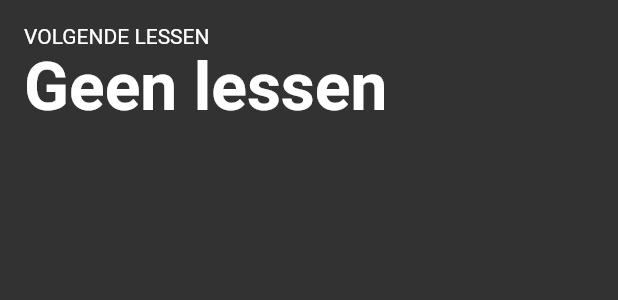
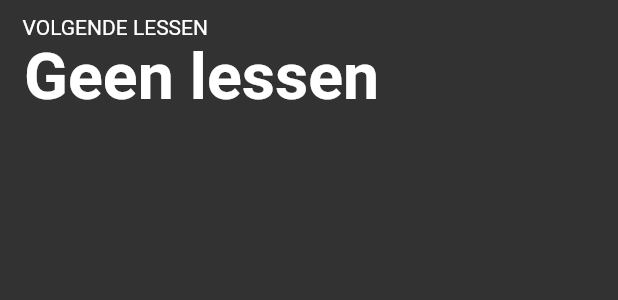
Before and after one commit to christosk92/BetterSomToday, a Flutter app: the EmptyView widget shown alone on an empty page, opened directly, on a phone screen of 412 x 824 dp. Shown: the top 300 px of the screen. Run offline on Flutter 3.47's test engine with Material 2 defaults, Android fonts, the phone set to English and light mode, and no system bars; our stand-ins replace dio, flare_flutter, google_fonts; missing offline and left inert: dio_http_cache, flare_dart.

```diff
--- a/lib/pages/tabs/overview.dart
+++ b/lib/pages/tabs/overview.dart
@@ -60,8 +60,8 @@ class _OverviewViewState extends State<OverviewView>
   @override
   Widget build(BuildContext context) {
     super.build(context);
-    final double spacing = 12;
-    final int maxItemsOnGrades = 3;
+    final double spacing = 0;
+    final int maxItemsOnGrades = 7;
     final int maxItemsOnRooster = 3;
     return RefreshIndicator(
       child: FutureBuilder<List<List<QuickItemData>>>(
@@ -73,7 +73,6 @@ class _OverviewViewState extends State<OverviewView>
               if (snapshot.data.length > 1) {
                 children = <Widget>[
                   Column(children: [
-                    const SizedBox(height: 12),
                     LayoutBuilder(builder: (context, constraints) {
                       // Only display multiple columns when the constraints allow it and we
                       // have a regular text scale factor.
@@ -103,7 +102,6 @@ class _OverviewViewState extends State<OverviewView>
                                     title: "VOLGENDE LESSEN",
                                     subtitle: "Geen lessen",
                                     order: 2)),
-                          if (hasMultipleColumns) SizedBox(width: spacing),
                           if (snapshot.data[1].length > 0)
                             Container(
                               width: boxWidth,
@@ -217,9 +215,9 @@ class EmptyView extends StatelessWidget {
                 children: [
                   Padding(
                     padding: const EdgeInsets.only(
-                      top: 16,
-                      left: 16,
-                      right: 16,
+                      top: 10,
+                      left: 15,
+                      right: 15,
                     ),
                     child: Text(title),
                   ),
@@ -228,7 +226,7 @@ class EmptyView extends StatelessWidget {
                     child: Text(
                       subtitle,
                       style: theme.textTheme.bodyText1.copyWith(
-                        fontSize: 44 / reducedTextScale(context),
+                        fontSize: 43 / reducedTextScale(context),
                         fontWeight: FontWeight.w600,
                       ),
                     ),
--- a/lib/studies/som/school.dart
+++ b/lib/studies/som/school.dart
@@ -207,14 +207,11 @@ class FullRoosterPage extends StatelessWidget {
           children: [
 
             Expanded(
-              child: Padding(
-                padding: isDesktop ? const EdgeInsets.all(40) : EdgeInsets.zero,
                 child: ListView(
                   shrinkWrap: true,
                   children: [
 
                   ],
-                ),
               ),
             ),
           ],
```
Also changed, not shown: 1 other file.
